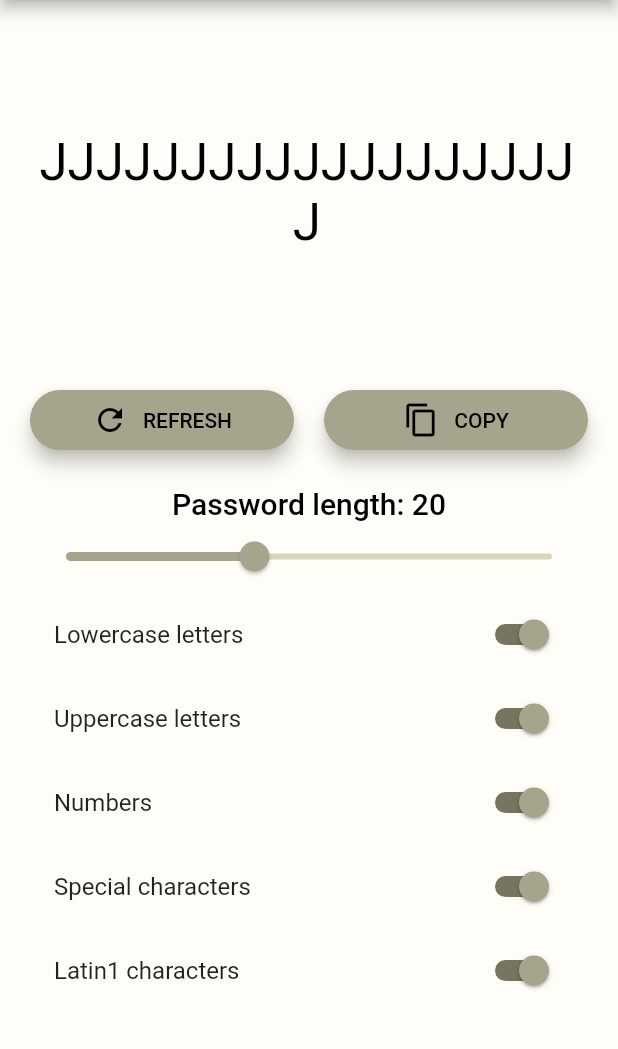
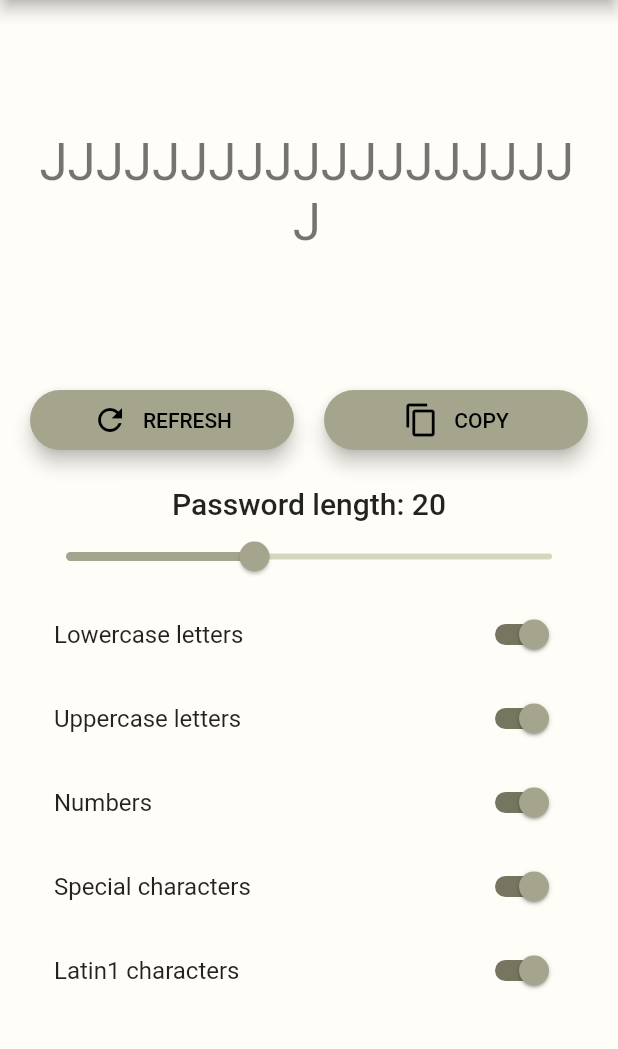
Before and after one commit to gustavomurad/random_password_generator, a Flutter app: the screen it shows after launch, on a phone screen of 412 x 824 dp, the part 84-1133 px from its top. Run offline on Flutter 3.47's test engine with Material 2 defaults, Android fonts, the phone set to English and light mode, and no system bars; our stand-ins replace google_fonts.

Commit message:
added license, theme and test

```diff
--- a/lib/main.dart
+++ b/lib/main.dart
@@ -13,7 +13,7 @@ class MyApp extends StatelessWidget {
   Widget build(BuildContext context) {
     return MaterialApp(
       title: 'Simple Password Generator',
-      theme: AppTheme.theme,
+      theme: AppTheme.getTheme,
       home: MyHomePage(),
     );
   }
--- a/lib/theme.dart
+++ b/lib/theme.dart
@@ -1,31 +1,34 @@
 import 'package:flutter/material.dart';
-
-const PrimaryColor = const Color(0xFFa5a58d);
-const PrimaryColorLight = const Color(0xFFd6d6bd);
-const PrimaryColorDark = const Color(0xFF767660);
-
-const SecondaryColor = const Color(0xFFffe8d6);
-const SecondaryColorLight = const Color(0xFFffffff);
-const SecondaryColorDark = const Color(0xFFccb6a5);
-
-const Background = const Color(0xFFfffdf7);
-const TextColor = const Color(0xFF000000);
+import 'package:google_fonts/google_fonts.dart';
 
 class AppTheme {
-  static final ThemeData theme = _build();
+  static final primaryColor = const Color(0xFFa5a58d);
+  static final primaryColorLight = const Color(0xFFd6d6bd);
+  static final primaryColorDark = const Color(0xFF767660);
+
+  static final secondaryColor = const Color(0xFFffe8d6);
+  static final secondaryColorLight = const Color(0xFFffffff);
+  static final secondaryColorDark = const Color(0xFFccb6a5);
+
+  static final backgroundColor = const Color(0xFFfffdf7);
+  static final textColor = const Color(0xFF000000);
+
+  static final ThemeData getTheme = _build();
 
   static ThemeData _build() {
-    final ThemeData base = ThemeData.light();
+    final ThemeData baseTheme = ThemeData.light();
 
-    return base.copyWith(
-      accentColor: SecondaryColor,
+    return baseTheme.copyWith(
+      primaryTextTheme: GoogleFonts.robotoTextTheme(baseTheme.primaryTextTheme),
+      textTheme: GoogleFonts.robotoTextTheme(baseTheme.textTheme),
+      accentColor: secondaryColor,
       accentColorBrightness: Brightness.dark,
-      primaryColor: PrimaryColor,
-      primaryColorDark: PrimaryColorDark,
-      primaryColorLight: PrimaryColorLight,
+      primaryColor: primaryColor,
+      primaryColorDark: primaryColorDark,
+      primaryColorLight: primaryColorLight,
       primaryColorBrightness: Brightness.dark,
-      buttonTheme: base.buttonTheme.copyWith(
-        buttonColor: SecondaryColor,
+      buttonTheme: baseTheme.buttonTheme.copyWith(
+        buttonColor: secondaryColor,
         textTheme: ButtonTextTheme.primary,
       ),
       textButtonTheme: TextButtonThemeData(
@@ -34,29 +37,23 @@ class AppTheme {
           shape: RoundedRectangleBorder(
             borderRadius: BorderRadius.circular(30),
           ),
-          primary: TextColor,
-          backgroundColor: PrimaryColor,
+          primary: textColor,
+          backgroundColor: primaryColor,
         ),
       ),
       sliderTheme: SliderThemeData(
-        thumbColor: PrimaryColor,
-        activeTrackColor: PrimaryColor,
-        inactiveTrackColor: PrimaryColorLight,
+        thumbColor: primaryColor,
+        activeTrackColor: primaryColor,
+        inactiveTrackColor: primaryColorLight,
       ),
       switchTheme: SwitchThemeData().copyWith(
-        thumbColor: MaterialStateProperty.all<Color>(PrimaryColor),
-        trackColor: MaterialStateProperty.all<Color>(PrimaryColorDark),
-        overlayColor: MaterialStateProperty.all<Color>(PrimaryColorLight),
+        thumbColor: MaterialStateProperty.all<Color>(primaryColor),
+        trackColor: MaterialStateProperty.all<Color>(primaryColorDark),
+        overlayColor: MaterialStateProperty.all<Color>(primaryColorLight),
       ),
-      scaffoldBackgroundColor: Background,
-      cardColor: Background,
-      backgroundColor: Background,
-      textTheme: base.textTheme.copyWith(
-        headline4: base.textTheme.headline6!.copyWith(color: TextColor),
-        headline6: base.textTheme.headline6!.copyWith(color: TextColor),
-        bodyText2: base.textTheme.bodyText2!.copyWith(color: TextColor),
-        bodyText1: base.textTheme.bodyText1!.copyWith(color: TextColor),
-      ),
+      scaffoldBackgroundColor: backgroundColor,
+      cardColor: backgroundColor,
+      backgroundColor: backgroundColor,
     );
   }
 }
--- a/pubspec.yaml
+++ b/pubspec.yaml
@@ -27,12 +27,14 @@ dependencies:
 
   # The following adds the Cupertino Icons font to your application.
   # Use with the CupertinoIcons class for iOS style icons.
-  cupertino_icons: ^1.0.2
+  cupertino_icons: ^1.0.3
+  google_fonts: ^2.1.0
 
 dev_dependencies:
   flutter_test:
     sdk: flutter
 
+  mockito: ^5.0.10
 # For information on the generic Dart part of this file, see the
 # following page: https://dart.dev/tools/pub/pubspec
 
```
Also changed, not shown: pubspec.lock, 4 other files.
